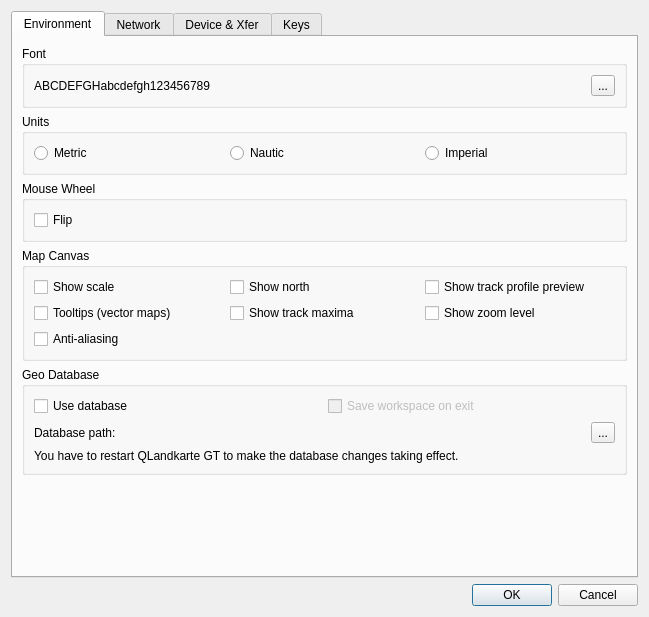
This is src/IDlgConfig.ui in ntruchsess/QLandkarteGT as Qt 5 draws it before an edit. The edited form follows.
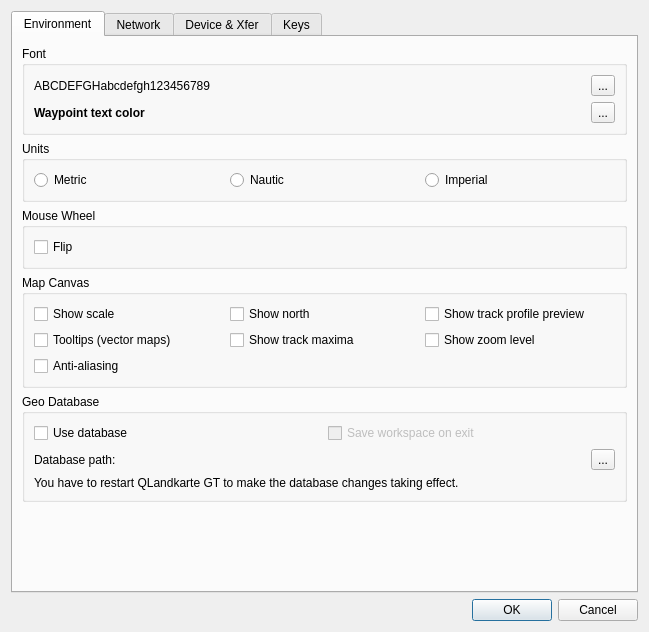
This is the edited form. The open tabs and pages were chosen to show the change.

Commit message: make waypoint text color selectable

What changed in the file:
```diff
--- a/src/IDlgConfig.ui
+++ b/src/IDlgConfig.ui
@@ -7,7 +7,7 @@
     <x>0</x>
     <y>0</y>
     <width>649</width>
-    <height>617</height>
+    <height>632</height>
    </rect>
   </property>
   <property name="windowTitle">
@@ -29,21 +29,41 @@
          <property name="title">
           <string>Font</string>
          </property>
-         <layout class="QHBoxLayout">
-          <item>
+         <layout class="QGridLayout" name="gridLayout_3">
+          <item row="0" column="0">
            <widget class="QLabel" name="labelFont">
             <property name="text">
              <string>ABCDEFGHabcdefgh123456789</string>
             </property>
            </widget>
           </item>
-          <item>
+          <item row="0" column="1">
            <widget class="QToolButton" name="toolFont">
             <property name="text">
              <string>...</string>
             </property>
            </widget>
           </item>
+          <item row="1" column="0">
+           <widget class="QLabel" name="labelWptTextColor">
+            <property name="font">
+             <font>
+              <weight>75</weight>
+              <bold>true</bold>
+             </font>
+            </property>
+            <property name="text">
+             <string>Waypoint text color</string>
+            </property>
+           </widget>
+          </item>
+          <item row="1" column="1">
+           <widget class="QToolButton" name="toolWptTextColor">
+            <property name="text">
+             <string>...</string>
+            </property>
+           </widget>
+          </item>
          </layout>
         </widget>
        </item>
```
The commit also changes 5 other files.
